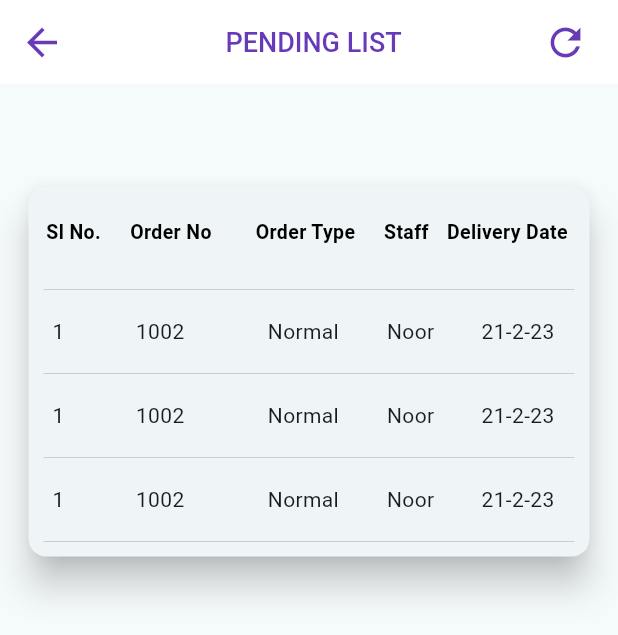
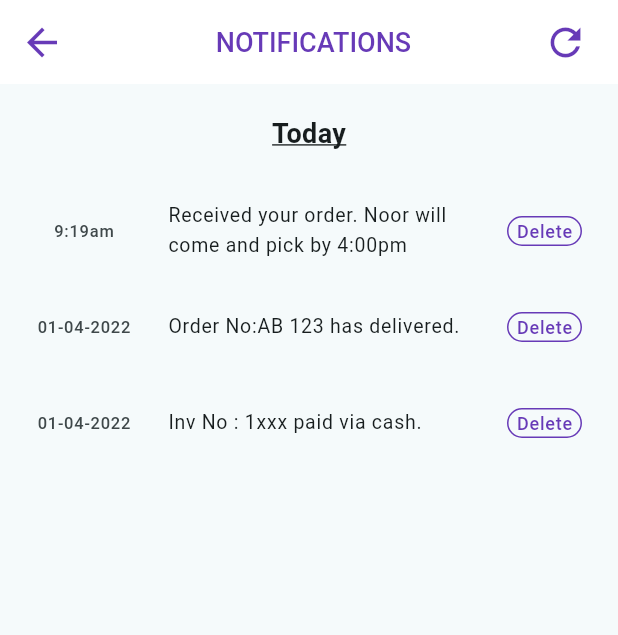
Before and after one commit to abhisheksr227/integrate3_screen, a Flutter app: the StaffServiceDashboard screen opened directly, item 3 of the bottom bar chosen, on a phone screen of 412 x 824 dp. Shown: the top 635 px of the screen. Run offline on Flutter 3.47's test engine with Material 2 defaults, Android fonts, the phone set to English and light mode, and no system bars; our stand-ins replace charts_flutter, dots_indicator, fl_chart, google_maps_flutter, pie_chart, share_plus and 1 more; missing offline and left inert: another_stepper.

Commit message:
git commit -m "second commit"

```diff
--- a/lib/Service_Staff/Reprint_invoice.dart
+++ b/lib/Service_Staff/Reprint_invoice.dart
@@ -170,11 +170,12 @@ class Reprint_invoice extends StatelessWidget {
                                         Expanded(
                                           flex:3,
                                           child: SizedBox(
-                                            child: Center(
                                             child: InkWell(
                                               onTap: () {
                                               },
-                                                child: Container(
+                                              child: Row(
+                                                children: [
+                                                  Container(
                                                     height: 20,
                                                     decoration: BoxDecoration(
                                                         borderRadius:
@@ -183,24 +184,22 @@ class Reprint_invoice extends StatelessWidget {
                                                         color: Colors
                                                             .deepPurple),
                                                     child: const Center(
-                                                      child: Row(
-                                                        children: [
-                                                          Padding(
-                                                            padding: EdgeInsets.only(left: 5),
+                                                        child: Padding(
+                                                          padding: EdgeInsets.only(left: 5,right: 5),
                                                           child: Text(
                                                             'Reprint Invoice',
                                                             style: TextStyle(
                                                                 color: Colors.white,
                                                                 fontSize: 10),
                                                           ),
+                                                        )),
                                                   ),
+                                                  SizedBox(width: 10,),
                                                   CircleAvatar(
-                                                            radius: 20,
-                                                            child: Image(image: AssetImage("Assets/Images/whatsapp-icon-logo-8CA4FB831E-seeklogo.com.png")),
+                                                    radius: 10,
+                                                    child: Image(image: AssetImage("Assets/Images/whatsapp-icon-logo-8CA4FB831E-seeklogo.com.png"),),
                                                   )
                                                 ],
-                                                      )),
-                                                ),
                                               ),
                                             ),
                                           ),
--- /dev/null
+++ b/lib/Service_Staff/ServiceNotifications.dart
@@ -0,0 +1,130 @@
+import 'package:flutter/cupertino.dart';
+import 'package:flutter/material.dart';
+
+class ServiceNotifications extends StatefulWidget {
+  const ServiceNotifications({Key? key}) : super(key: key);
+
+  @override
+  State<ServiceNotifications> createState() => _ServiceNotificationsState();
+}
+
+class _ServiceNotificationsState extends State<ServiceNotifications> {
+  List<int> selectedIndices = [];
+
+  void toggleSelection(int index) {
+    setState(() {
+      if (selectedIndices.contains(index)) {
+        selectedIndices.remove(index);
+      } else {
+        selectedIndices.add(index);
+      }
+    });
+  }
+
+  void deleteSelected() {
+    setState(() {
+      selectedIndices.sort();
+      selectedIndices.reversed.forEach((index) {
+
+      });
+      selectedIndices.clear();
+    });
+  }
+
+  final List<String> notifications = [
+    'Received your order. Noor will come and pick by 4:00pm',
+    'Order No:AB 123 has delivered.',
+    'Inv No : 1xxx paid via cash.',
+  ];
+  final List<String> Date = [
+    '9:19am',
+    '01-04-2022',
+    '01-04-2022',
+  ];
+  @override
+  Widget build(BuildContext context) {
+    return Scaffold(
+      appBar: AppBar(
+        iconTheme: IconThemeData(color: Colors.deepPurple,size: 30),
+        elevation: 0,
+        backgroundColor: CupertinoColors.white,
+        title: Center(child: Text("NOTIFICATIONS",style: TextStyle(color: Colors.deepPurple,fontSize: 18,fontWeight: FontWeight.w500))),
+        actions: [
+          Padding(
+            padding: const EdgeInsets.only(right: 20),
+            child: Icon(
+              Icons.refresh_outlined,
+              color: Colors.deepPurple,
+              size: 30,
+            ),
+          ),
+        ],
+      ),
+      body: SingleChildScrollView(
+        child: Column(
+          children: [
+            Row(mainAxisAlignment: MainAxisAlignment.spaceBetween,
+             children: [
+               SizedBox(
+                 height: 20,
+               ),
+               if (selectedIndices.length >= 2)
+                 Column(
+                   children: [
+                     IconButton(
+                       icon: Icon(Icons.delete,color: Colors.deepPurple,),
+                       onPressed: deleteSelected,
+                     ),
+                   ],
+                 ),
+             ],),
+            Center(
+              child: Text('Today',
+                style: TextStyle(
+                    fontWeight: FontWeight.bold,
+                    fontSize: 18,decoration: TextDecoration.underline,
+                ),),
+            ),
+            Padding(
+              padding: const EdgeInsets.only(top: 20),
+              child: SizedBox(
+                height: MediaQuery.of(context).size.height,
+                child: ListView.builder(
+                  itemCount: notifications.length,
+                  itemBuilder: (BuildContext context, int index) {
+                    final isSelected = selectedIndices.contains(index);
+                    return ListTile(
+                      tileColor: isSelected ? Colors.grey : null,
+                      dense: true,
+                      visualDensity: VisualDensity(vertical: 4),
+                      leading: SizedBox(
+                        width: 80,
+                          child: Center(child: Text(Date[index]))),
+                      title: Text(notifications[index]),
+                      trailing: Container(
+                        height: 20,
+                        width: 50,
+                        decoration: BoxDecoration(
+                          border: Border.all(color: Colors.deepPurple),
+                          borderRadius: BorderRadius.circular(20)
+                        ),
+                        child: InkWell(
+                          onTap: () { },
+                          child: Center(
+                              child: Text('Delete',style: TextStyle(color: Colors.deepPurple,fontSize: 12),)),
+                        ),
+                      ),
+                      onTap: () {
+                        toggleSelection(index);
+                      },
+                    );
+                  },
+                ),
+              ),
+            ),
+          ],
+        ),
+      ),
+    );
+  }
+}
--- a/lib/Service_Staff/Service_staff_dashboard_75.dart
+++ b/lib/Service_Staff/Service_staff_dashboard_75.dart
@@ -3,6 +3,7 @@ import 'package:flutter/material.dart';
 import 'package:integrate_3screens/Service_Staff/Completed_Screen.dart';
 import 'package:integrate_3screens/Service_Staff/InProcessed_Screen.dart';
 import 'package:integrate_3screens/Service_Staff/ServiceNewOrder_Screen.dart';
+import 'package:integrate_3screens/Service_Staff/ServiceNotifications.dart';
 import 'package:integrate_3screens/Service_Staff/ServicePending_screen.dart';
 import 'package:integrate_3screens/Service_Staff/ServiceUndelivered_Screen.dart';
 import '../Loginscreen.dart';
@@ -123,7 +124,7 @@ class _StaffServiceDashboardState extends State<StaffServiceDashboard> {
       case 2:
         Navigator.push(
           context,
-          MaterialPageRoute(builder: (context) => Pendinglist()),
+          MaterialPageRoute(builder: (context) => ServiceNotifications()),
         );
         break;
     }
```
Lines whose indentation alone changed are shown as unchanged.
